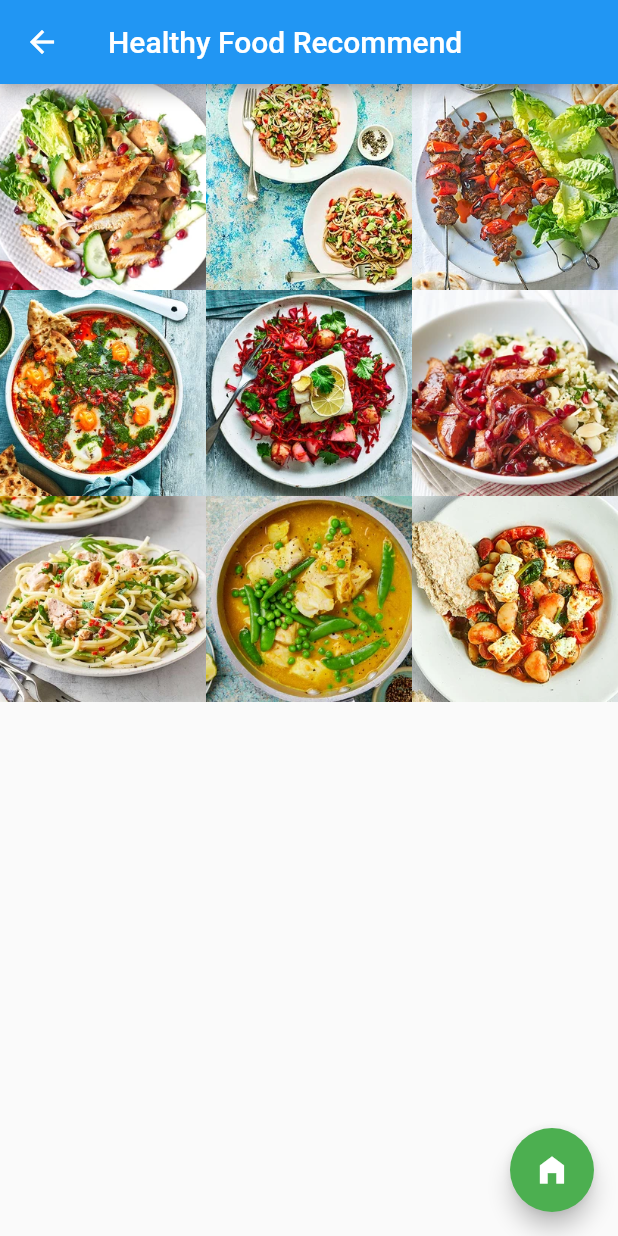
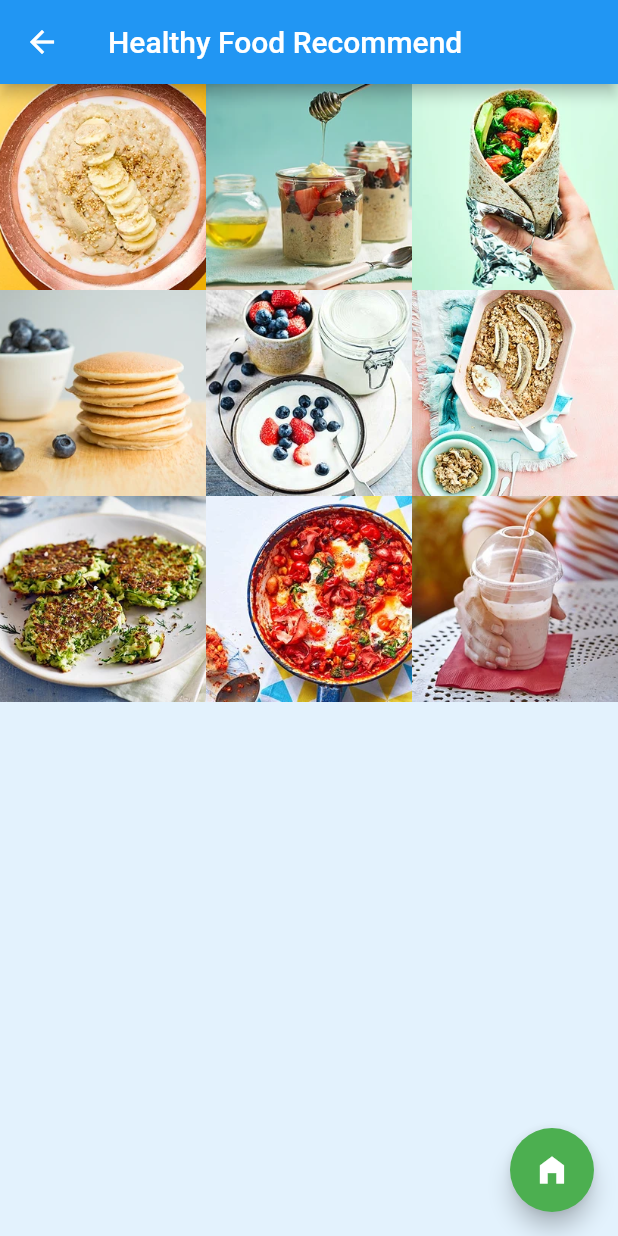
Before and after one commit to suprakittt/BMI_Calculator, a Flutter app: the SecondRoute screen opened directly, on a phone screen of 412 x 824 dp. Run offline on Flutter 3.47's test engine with Material 2 defaults, Android fonts, the phone set to English and light mode, and no system bars.

Commit message:
added recipes

```diff
--- a/lib/main.dart
+++ b/lib/main.dart
@@ -126,8 +126,8 @@ class _MyHomePageState extends State<MyHomePage> {
       },
     );
     AlertDialog alert = AlertDialog(
-      title: Text("Your weight is greater than what is considered healthy."),
-      content: Text("Please Click the green button below to see healthy food recipes."),
+      title: Text("WARNING !"),
+      content: Text("Your weight is greater than what is considered healthy. \nPlease Click the green button below to see healthy food recipes."),
       actions: [
         okButton,
       ],
@@ -171,20 +171,21 @@ class PhotoItem {
 class SecondRoute extends StatelessWidget {
 
   final List<PhotoItem> images = [
-    PhotoItem("photo/1.jpg", "Chicken Satay salad"),
-    PhotoItem("photo/2.jpg", "Linguine with avocado"),
-    PhotoItem("photo/3.jpg", "Pork souvlaki"),
-    PhotoItem("photo/4.jpg", "Salsa verde"),
-    PhotoItem("photo/5.jpg", "Roasted cod"),
-    PhotoItem("photo/6.jpg", "Pomegranate"),
-    PhotoItem("photo/7.jpg", "Tuna Spaghetti"),
-    PhotoItem("photo/8.jpg", "Turmeric, fish curry"),
-    PhotoItem("photo/9.jpg", "Crispy grilled feta"),
+    PhotoItem("photo/1.jpg", "Banana & tahini porridge\n\n- 1tbsp tamari\n- 1 tbsp tahini\n- 150ml milk of your choice, plus 1 tbsp\n- 100g porridge oats\n- 2 small bananas , sliced\n- seeds from 2 cardamom pods, crushed\n- 1 tbsp toasted sesame seeds"),
+    PhotoItem("photo/2.jpg", "Overnight oats\n\n- ¼ tsp ground cinnamon\n- 50g rolled porridge oats\n- 2 tbsp natural yogurt\n- 50g mixed berries\n  drizzle of honey\n- ½ tbsp nut butter "),
+    PhotoItem("photo/3.jpg", "Burrito\n\n- 1 tsp chipotle paste\n- 1 egg\n- 1 tsp rapeseed oil\n- 50g kale\n- 7 cherry tomatoes, halved\n- ½ small avocado, sliced\n- 1 wholemeal tortilla wrap, warmed"),
+    PhotoItem("photo/4.jpg", "Healthy pancakes\n\n- 50g self-raising flour\n- 50g wholemeal or wholegrain flour\n- 2 small eggs, separated\n- 150ml skimmed milk\n- berries and low-fat yogurt or fromage frais to serve"),
+    PhotoItem("photo/5.jpg", "Slow cooker bio yogurt\n\n- 2l whole milk\n- 100ml live yogurt , either shop bought or from a previous homemade batch"),
+    PhotoItem("photo/6.jpg", "Baked banana porridge\n\n- 2 small bananas , halved lengthways\n- 100g jumbo porridge oats\n- ¼ tsp cinnamon\n- 150ml milk of your choice, plus extra to serve\n- 4 walnuts , roughly chopped"),
+    PhotoItem("photo/7.jpg", "Green fritters\n\n- 140g courgettes , grated\n- 3 medium eggs\n- 85g broccoli florets, finely chopped\n- small pack dill , roughly chopped\n- 3 tbsp gluten-free flour or rice flour\n- 2 tbsp sunflower oil , for frying"),
+    PhotoItem("photo/8.jpg", "Saucy bean baked eggs\n\n- 2 x 400g cans cherry tomatoes\n- 400g can mixed bean salad , drained\n- 200g baby spinach\n- 4 medium eggs\n- 50g thinly sliced smoked ham , torn"),
+    PhotoItem("photo/9.jpg", "Avocado & strawberry smoothie\n\n- ½ avocado , stoned, peeled and cut into chunks\n- 150g strawberry , halved\n- 4 tbsp low-fat natural yogurt\n- 200ml semi-skimmed milk\n- lemon or lime juice , to taste\n- honey , to taste"),
   ];
 
   @override
   Widget build(BuildContext context) {
     return Scaffold(
+      backgroundColor: Colors.blue[50],
       appBar: AppBar(
           title: Text("Healthy Food Recommend"),
           backgroundColor: Colors.blue,
@@ -240,10 +241,12 @@ class RouteTwo extends StatelessWidget {
   @override
   Widget build(BuildContext context) {
     return Scaffold(
+        backgroundColor: Colors.blue[50],
       appBar: AppBar(
-        title: Text('Recieves'),
+        title: Text(''),
       ),
-      body: Column(
+      body: Center(
+      child: ListView(
         children: [
           AspectRatio(
             aspectRatio: 1,
@@ -252,19 +255,36 @@ class RouteTwo extends StatelessWidget {
               child: Image(
                 image: AssetImage(image),
               ),
+              decoration: BoxDecoration(
+                  color: Colors.blue[100]),
+              margin: const EdgeInsets.all(10.0) ,
             ),
           ),
           Container(
-            margin: const EdgeInsets.all(20.0),
+            decoration: BoxDecoration(
+              image: DecorationImage(
+                image: AssetImage("photo/textbg.jpg"),
+                fit: BoxFit.fill,
+              ),
+            ),
+            margin: const EdgeInsets.all(40.0),
             child: Center(
               child: Text(
                 name,
-                style: TextStyle(fontSize: 40),
+                style: TextStyle(fontSize: 30),
               ),
             ),
           ),
         ],
       ),
+      ),
+      floatingActionButton: FloatingActionButton(
+        onPressed: () {
+          Navigator.pop(context);
+        },
+        child: Icon(Icons.arrow_back),
+        backgroundColor: Colors.green,
+      ),
     );
   }
 }
--- a/pubspec.yaml
+++ b/pubspec.yaml
@@ -63,6 +63,7 @@ flutter:
     - photo/7.jpg
     - photo/8.jpg
     - photo/9.jpg
+    - photo/textbg.jpg
 
 
   # The following line ensures that the Material Icons font is
```
Also changed, not shown: photo/1.jpg, photo/2.jpg, photo/3.jpg, photo/4.jpg, photo/5.jpg, photo/6.jpg, photo/7.jpg, photo/8.jpg, photo/9.jpg, photo/textbg.jpg (added).
